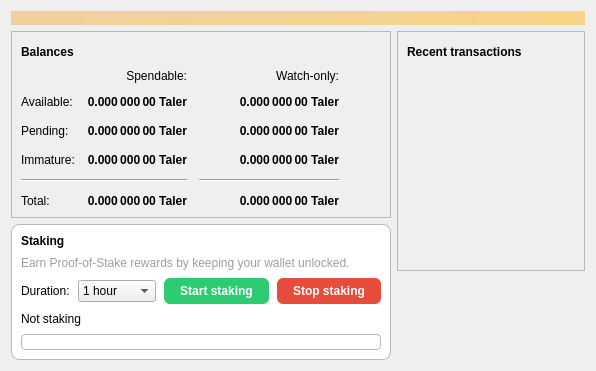
Old version of the form src/qt/forms/overviewpage.ui in the repository abkvme/taler.
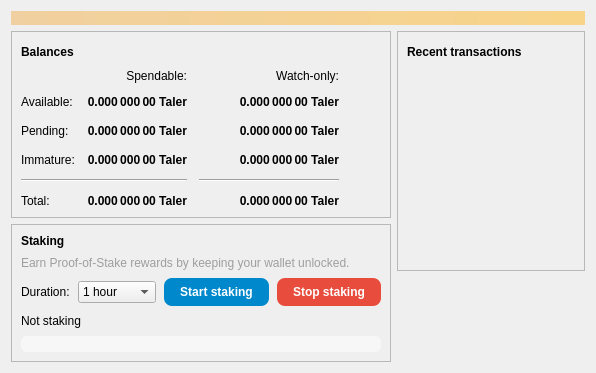
New version of the form. Icons and pictures are not drawn.

Patch:
```diff
--- a/src/qt/forms/overviewpage.ui
+++ b/src/qt/forms/overviewpage.ui
@@ -415,14 +415,13 @@
           <enum>QFrame::Raised</enum>
          </property>
          <property name="styleSheet">
-          <string notr="true">QFrame#stakingFrame { border: 1px solid palette(mid); border-radius: 8px; background-color: palette(base); }
-QPushButton#startStakingButton { background-color: #2ecc71; color: white; border: none; border-radius: 6px; padding: 6px 16px; font-weight: bold; }
-QPushButton#startStakingButton:hover { background-color: #27ae60; }
+          <string notr="true">QPushButton#startStakingButton { background-color: #0088cc; color: white; border: none; border-radius: 8px; padding: 7px 16px; font-weight: bold; }
+QPushButton#startStakingButton:hover { background-color: #17a0e6; }
 QPushButton#startStakingButton:disabled { background-color: #95a5a6; color: #ecf0f1; }
-QPushButton#stopStakingButton { background-color: #e74c3c; color: white; border: none; border-radius: 6px; padding: 6px 16px; font-weight: bold; }
+QPushButton#stopStakingButton { background-color: #e74c3c; color: white; border: none; border-radius: 8px; padding: 7px 16px; font-weight: bold; }
 QPushButton#stopStakingButton:hover { background-color: #c0392b; }
-QProgressBar#stakingProgressBar { border: 1px solid palette(mid); border-radius: 4px; background-color: palette(base); height: 6px; text-align: center; }
-QProgressBar#stakingProgressBar::chunk { background-color: qlineargradient(x1: 0, y1: 0, x2: 1, y2: 0, stop: 0 #2ecc71, stop: 1 #27ae60); border-radius: 3px; }</string>
+QProgressBar#stakingProgressBar { border: none; border-radius: 6px; background-color: palette(alternate-base); height: 8px; text-align: center; }
+QProgressBar#stakingProgressBar::chunk { background-color: qlineargradient(x1: 0, y1: 0, x2: 1, y2: 0, stop: 0 #0088cc, stop: 1 #17a0e6); border-radius: 6px; }</string>
          </property>
          <layout class="QVBoxLayout" name="stakingLayout">
           <property name="spacing">
```
